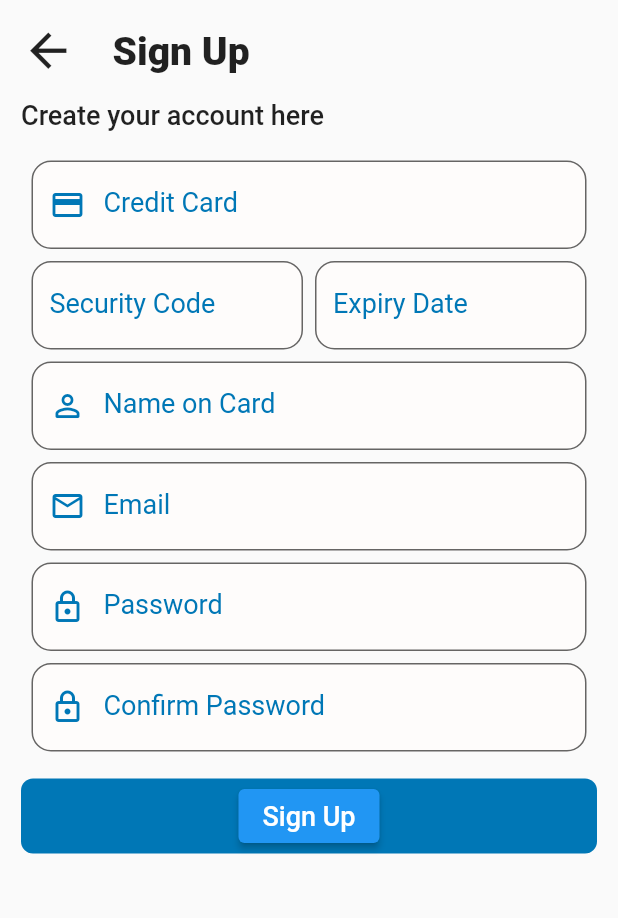
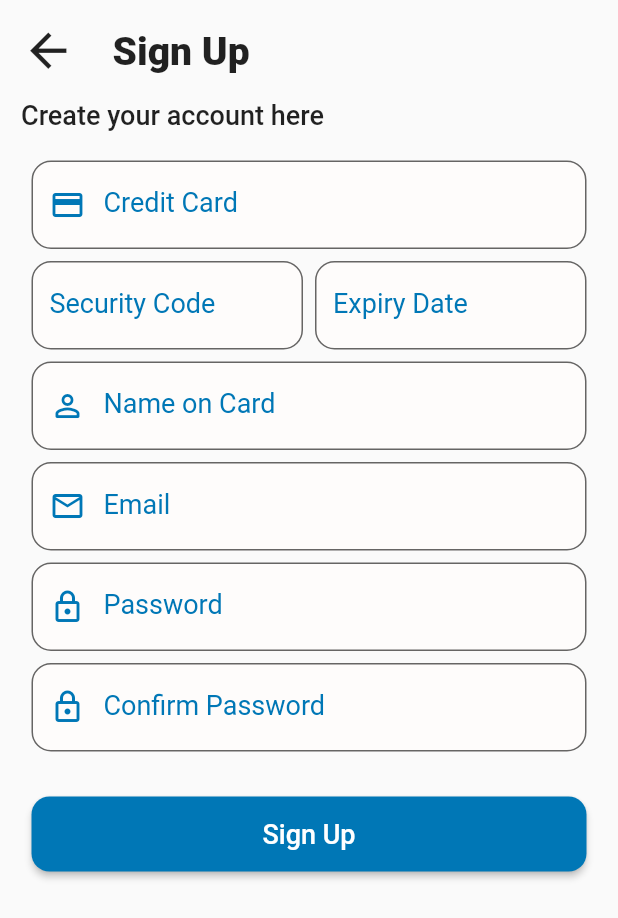
Before and after one commit to RaedAddala/boukini, a Flutter app: the screen it shows after launch, on a phone screen of 412 x 824 dp. Shown: the top 918 px of the screen. Run offline on Flutter 3.47's test engine with Material 2 defaults, Android fonts, the phone set to English and light mode, and no system bars; drawn by our look-alikes of flutter_form_builder; our stand-ins replace form_builder_validators.

Commit message:
Sign Up Form submit buttom designed.

```diff
--- a/lib/Forms/FormPageLayout/authentication_layout.dart
+++ b/lib/Forms/FormPageLayout/authentication_layout.dart
@@ -86,14 +86,16 @@ class AuthenticationLayout extends StatelessWidget {
               form,
               gTinyVerSpace,
               Container(
-                width: double.infinity,
-                height: 50,
-                alignment: Alignment.center,
-                decoration: BoxDecoration(
-                  color: gThemePrimaryColor,
-                  borderRadius: BorderRadius.circular(8),
-                ),
+                padding:
+                    const EdgeInsets.symmetric(vertical: 12.0, horizontal: 7.0),
                 child: ElevatedButton(
+                  style: ElevatedButton.styleFrom(
+                    backgroundColor: gThemePrimaryColor,
+                    minimumSize: const Size(double.infinity, 50),
+                    shape: RoundedRectangleBorder(
+                      borderRadius: BorderRadius.circular(12),
+                    ),
+                  ),
                   onPressed: () {
                     if (formKey.currentState != null &&
                         formKey.currentState!.validate()) {
```
